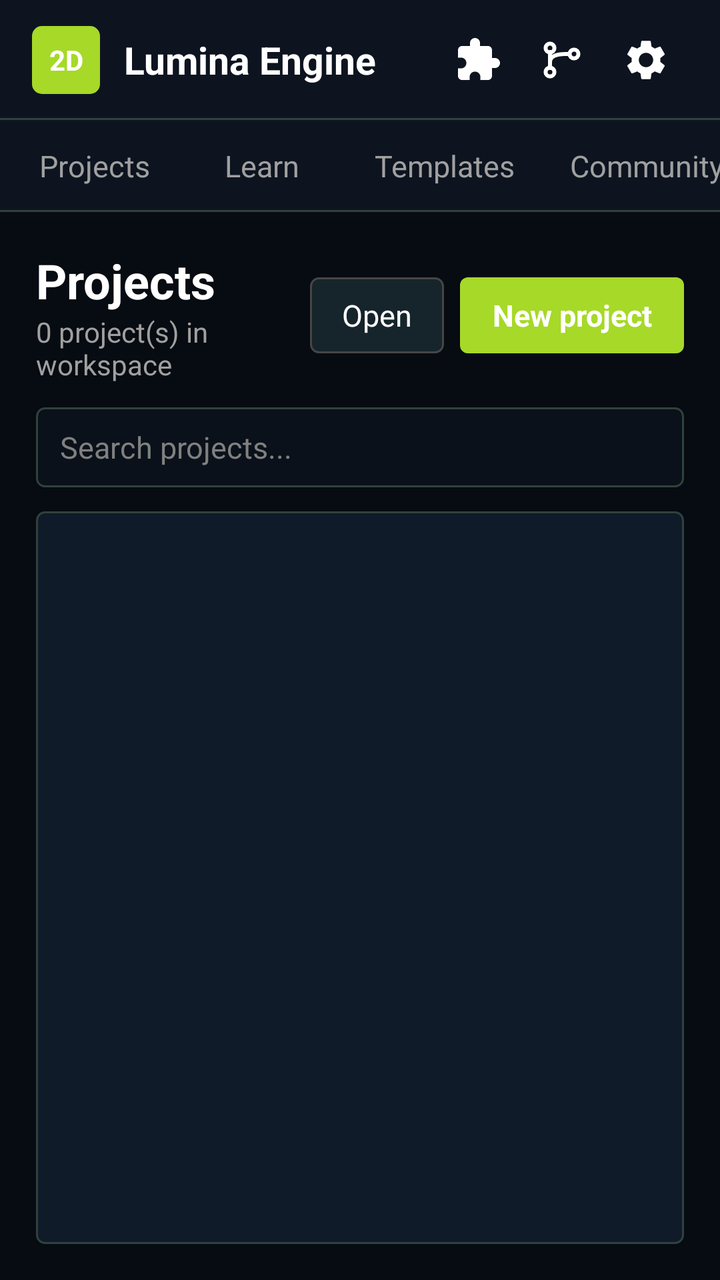
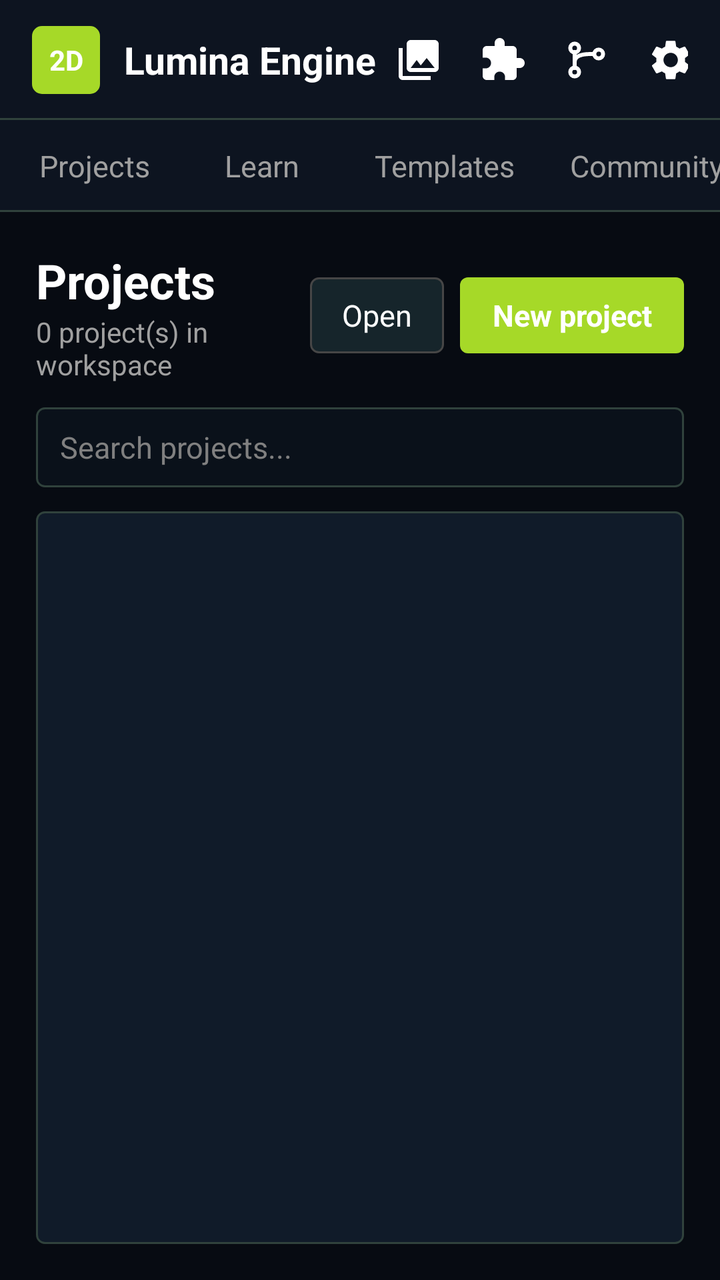

Two renders of the same Android screen: before a commit and after it. Below are the layout's source before the change and the commit's diff.
<!-- AndroidManifest.xml: application theme AppTheme -->
<!-- res/layout/home_screen.xml -->
<?xml version="1.0" encoding="utf-8"?>
<LinearLayout xmlns:android="http://schemas.android.com/apk/res/android"
    xmlns:ads="http://schemas.android.com/apk/res-auto"
    android:layout_width="match_parent"
    android:layout_height="match_parent"
    android:background="@color/home_bg"
    android:clickable="true"
    android:focusable="true"
    android:orientation="vertical">

    
    <LinearLayout
        android:layout_width="match_parent"
        android:layout_height="60dp"
        android:background="@drawable/home_header_bg"
        android:gravity="center_vertical"
        android:orientation="horizontal"
        android:paddingStart="16dp"
        android:paddingEnd="16dp">

        <TextView
            android:layout_width="34dp"
            android:layout_height="34dp"
            android:background="@drawable/home_logo_bg"
            android:gravity="center"
            android:text="2D"
            android:textColor="@color/home_text"
            android:textSize="14sp"
            android:textStyle="bold" />

        <TextView
            android:layout_width="wrap_content"
            android:layout_height="wrap_content"
            android:layout_marginStart="12dp"
            android:text="Lumina Engine"
            android:textColor="@color/home_text"
            android:textSize="19sp"
            android:textStyle="bold" />

        <View
            android:layout_width="0dp"
            android:layout_height="1dp"
            android:layout_weight="1" />

        <ImageView
            android:id="@+id/home_blocks"
            android:layout_width="42dp"
            android:layout_height="42dp"
            android:background="?android:attr/selectableItemBackgroundBorderless"
            android:contentDescription="Block creator"
            android:padding="9dp"
            android:src="@drawable/ic_lumina_blocks"
            android:tint="@color/home_text" />

        <ImageView
            android:id="@+id/home_clone"
            android:layout_width="42dp"
            android:layout_height="42dp"
            android:background="?android:attr/selectableItemBackgroundBorderless"
            android:contentDescription="Clone from GitHub"
            android:padding="9dp"
            android:src="@drawable/ic_lumina_git"
            android:tint="@color/home_text" />

        <ImageView
            android:id="@+id/home_gear"
            android:layout_width="42dp"
            android:layout_height="42dp"
            android:background="?android:attr/selectableItemBackgroundBorderless"
            android:contentDescription="Settings"
            android:padding="9dp"
            android:src="@drawable/ic_lumina_settings"
            android:tint="@color/home_text" />
    </LinearLayout>

    
    <HorizontalScrollView
        android:layout_width="match_parent"
        android:layout_height="wrap_content"
        android:background="@drawable/home_header_bg"
        android:fillViewport="true"
        android:scrollbars="none">

        <LinearLayout
            android:id="@+id/home_tabs"
            android:layout_width="match_parent"
            android:layout_height="wrap_content"
            android:orientation="horizontal"
            android:padding="5dp">

            <TextView android:id="@+id/tab_projects" style="@style/HomeTab" android:text="Projects" />
            <TextView android:id="@+id/tab_learn" style="@style/HomeTab" android:text="Learn" />
            <TextView android:id="@+id/tab_templates" style="@style/HomeTab" android:text="Templates" />
            <TextView android:id="@+id/tab_community" style="@style/HomeTab" android:text="Community" />
            <TextView android:id="@+id/tab_settings" style="@style/HomeTab" android:text="Settings" />
        </LinearLayout>
    </HorizontalScrollView>

    <FrameLayout
        android:layout_width="match_parent"
        android:layout_height="0dp"
        android:layout_weight="1">

        
        <LinearLayout
            android:id="@+id/page_projects"
            android:layout_width="match_parent"
            android:layout_height="match_parent"
            android:orientation="vertical"
            android:padding="18dp">

            <LinearLayout
                android:layout_width="match_parent"
                android:layout_height="wrap_content"
                android:gravity="center_vertical"
                android:orientation="horizontal">

                <LinearLayout
                    android:layout_width="0dp"
                    android:layout_height="wrap_content"
                    android:layout_weight="1"
                    android:orientation="vertical">

                    <TextView style="@style/HomePageTitle" android:text="Projects" />

                    <TextView
                        android:id="@+id/projects_count"
                        style="@style/HomePageSubtitle"
                        android:text="0 project(s) in workspace" />
                </LinearLayout>

                <TextView
                    android:id="@+id/btn_open"
                    style="@style/HomeButton.Secondary"
                    android:layout_marginEnd="8dp"
                    android:text="Open" />

                <TextView
                    android:id="@+id/btn_new_project"
                    style="@style/HomeButton.Primary"
                    android:text="New project" />
            </LinearLayout>

            <EditText
                android:id="@+id/projects_search"
                android:layout_width="match_parent"
                android:layout_height="40dp"
                android:layout_marginTop="12dp"
                android:background="@drawable/home_input_bg"
                android:hint="Search projects..."
                android:imeOptions="actionSearch"
                android:inputType="text"
                android:paddingStart="12dp"
                android:paddingEnd="12dp"
                android:textColor="@color/home_text"
                android:textColorHint="@color/home_text_muted"
                android:textSize="15sp" />

            <FrameLayout
                android:layout_width="match_parent"
                android:layout_height="match_parent"
                android:layout_marginTop="12dp"
                android:background="@drawable/home_list_bg"
                android:padding="1dp">

                <ScrollView
                    android:layout_width="match_parent"
                    android:layout_height="match_parent">

                    <LinearLayout
                        android:id="@+id/projects_list"
                        android:layout_width="match_parent"
                        android:layout_height="wrap_content"
                        android:orientation="vertical" />
                </ScrollView>

                <TextView
                    android:id="@+id/projects_empty"
                    android:layout_width="wrap_content"
                    android:layout_height="wrap_content"
                    android:layout_gravity="center"
                    android:text="No projects yet"
                    android:textColor="@color/home_text_muted"
                    android:textSize="15sp"
                    android:visibility="gone" />
            </FrameLayout>
        </LinearLayout>

        
        <ScrollView
            android:id="@+id/page_templates"
            android:layout_width="match_parent"
            android:layout_height="match_parent"
            android:visibility="gone">

            <LinearLayout
                android:id="@+id/templates_list"
                android:layout_width="match_parent"
                android:layout_height="wrap_content"
                android:orientation="vertical"
                android:padding="18dp">

                <TextView style="@style/HomePageTitle" android:text="Templates &amp; Examples" />

                <TextView
                    style="@style/HomePageSubtitle"
                    android:layout_marginBottom="6dp"
                    android:text="Jumpstart your game with ready-to-run starter projects and engine features" />
            </LinearLayout>
        </ScrollView>

        
        <ScrollView
            android:id="@+id/page_learn"
            android:layout_width="match_parent"
            android:layout_height="match_parent"
            android:visibility="gone">

            <LinearLayout
                android:id="@+id/learn_list"
                android:layout_width="match_parent"
                android:layout_height="wrap_content"
                android:orientation="vertical"
                android:padding="18dp">

                <LinearLayout
                    android:layout_width="wrap_content"
                    android:layout_height="wrap_content"
                    android:gravity="center_vertical"
                    android:orientation="horizontal">

                    <TextView style="@style/HomePageTitle" android:text="Learn by making games" />

                    <TextView
                        android:id="@+id/learn_experimental"
                        android:layout_width="wrap_content"
                        android:layout_height="wrap_content"
                        android:layout_marginStart="10dp"
                        android:background="@drawable/home_badge_experimental"
                        android:paddingStart="10dp"
                        android:paddingTop="3dp"
                        android:paddingEnd="10dp"
                        android:paddingBottom="3dp"
                        android:text="(Experimental)"
                        android:textColor="#FFB74D"
                        android:textSize="12sp"
                        android:textStyle="bold" />
                </LinearLayout>

                <TextView
                    style="@style/HomePageSubtitle"
                    android:layout_marginBottom="6dp"
                    android:text="Interactive tutorials guide every tap, step by step" />
            </LinearLayout>
        </ScrollView>

        
        <ScrollView
            android:id="@+id/page_community"
            android:layout_width="match_parent"
            android:layout_height="match_parent"
            android:visibility="gone">

            <LinearLayout
                android:id="@+id/community_list"
                android:layout_width="match_parent"
                android:layout_height="wrap_content"
                android:orientation="vertical"
                android:padding="18dp">

                <TextView style="@style/HomePageTitle" android:text="Community &amp; Support" />

                <TextView
                    style="@style/HomePageSubtitle"
                    android:text="Connect with the Lumina Engine developer community across the globe" />

                <LinearLayout
                    android:layout_width="match_parent"
                    android:layout_height="wrap_content"
                    android:layout_marginTop="18dp"
                    android:layout_marginBottom="8dp"
                    android:background="@drawable/home_donate_bg"
                    android:gravity="center_vertical"
                    android:orientation="horizontal"
                    android:padding="14dp">

                    <LinearLayout
                        android:layout_width="0dp"
                        android:layout_height="wrap_content"
                        android:layout_weight="1"
                        android:orientation="vertical">

                        <TextView
                            android:layout_width="wrap_content"
                            android:layout_height="wrap_content"
                            android:text="💖 Support Engine Development"
                            android:textColor="@color/home_text"
                            android:textSize="17sp"
                            android:textStyle="bold" />

                        <TextView
                            android:layout_width="wrap_content"
                            android:layout_height="wrap_content"
                            android:layout_marginTop="2dp"
                            android:text="Lumina Engine is developed with passion. Help keep updates and features coming!"
                            android:textColor="@color/home_text_secondary"
                            android:textSize="13sp" />
                    </LinearLayout>

                    <TextView
                        android:id="@+id/btn_donate"
                        style="@style/HomeButton.Primary"
                        android:layout_marginStart="10dp"
                        android:text="Donate" />
                </LinearLayout>
            </LinearLayout>
        </ScrollView>

        
        <ScrollView
            android:id="@+id/page_settings"
            android:layout_width="match_parent"
            android:layout_height="match_parent"
            android:visibility="gone">

            <LinearLayout
                android:layout_width="match_parent"
                android:layout_height="wrap_content"
                android:orientation="vertical"
                android:padding="18dp">

                <TextView style="@style/HomePageTitle" android:text="Engine Settings" />

                <TextView
                    style="@style/HomePageSubtitle"
                    android:text="Configure editor behaviors, code generation, and preferences" />

                <LinearLayout
                    android:layout_width="match_parent"
                    android:layout_height="wrap_content"
                    android:layout_marginTop="18dp"
                    android:background="@drawable/home_card_bg"
                    android:orientation="vertical"
                    android:padding="16dp">

                    <TextView
                        android:layout_width="wrap_content"
                        android:layout_height="wrap_content"
                        android:text="EDITOR &amp; COMPILER"
                        android:textColor="@color/home_text_muted"
                        android:textSize="13sp"
                        android:textStyle="bold" />

                    <TextView style="@style/HomeFieldLabel" android:text="Interface Language" />

                    <FrameLayout
                        android:layout_width="match_parent"
                        android:layout_height="wrap_content">

                        <Spinner
                            android:id="@+id/setting_language"
                            style="@style/HomeSpinner" />

                        <TextView
                            android:layout_width="wrap_content"
                            android:layout_height="wrap_content"
                            android:layout_gravity="end|center_vertical"
                            android:layout_marginEnd="14dp"
                            android:text="▾"
                            android:textColor="@color/home_text_secondary"
                            android:textSize="16sp" />
                    </FrameLayout>

                    <TextView style="@style/HomeFieldLabel" android:text="Java Compiler Backend" />

                    <FrameLayout
                        android:layout_width="match_parent"
                        android:layout_height="wrap_content">

                        <Spinner
                            android:id="@+id/setting_compiler"
                            style="@style/HomeSpinner" />

                        <TextView
                            android:layout_width="wrap_content"
                            android:layout_height="wrap_content"
                            android:layout_gravity="end|center_vertical"
                            android:layout_marginEnd="14dp"
                            android:text="▾"
                            android:textColor="@color/home_text_secondary"
                            android:textSize="16sp" />
                    </FrameLayout>

                    <androidx.appcompat.widget.SwitchCompat
                        android:id="@+id/setting_completion"
                        style="@style/HomeSwitch"
                        android:layout_marginTop="18dp"
                        android:text="Script Code Completion" />

                    <androidx.appcompat.widget.SwitchCompat
                        android:id="@+id/setting_autosave"
                        style="@style/HomeSwitch"
                        android:text="Automatic Scene Saving" />

                    <androidx.appcompat.widget.SwitchCompat
                        android:id="@+id/setting_undo"
                        style="@style/HomeSwitch"
                        android:text="Persist Undo/Redo History" />

                    <androidx.appcompat.widget.SwitchCompat
                        android:id="@+id/setting_ads"
                        style="@style/HomeSwitch"
                        android:text="Show ads" />
                </LinearLayout>
            </LinearLayout>
        </ScrollView>
    </FrameLayout>

    
    <LinearLayout
        android:id="@+id/home_ad_container"
        android:layout_width="match_parent"
        android:layout_height="wrap_content"
        android:background="@color/home_bg"
        android:orientation="vertical"
        android:paddingStart="8dp"
        android:paddingEnd="8dp"
        android:paddingBottom="6dp"
        android:visibility="gone">

        <LinearLayout
            android:layout_width="match_parent"
            android:layout_height="22dp"
            android:gravity="center_vertical"
            android:orientation="horizontal">

            <TextView
                android:layout_width="wrap_content"
                android:layout_height="wrap_content"
                android:text="Ad"
                android:textColor="@color/home_text_muted"
                android:textSize="10sp" />

            <View
                android:layout_width="0dp"
                android:layout_height="1dp"
                android:layout_weight="1" />

            <TextView
                android:id="@+id/home_ad_hide"
                android:layout_width="wrap_content"
                android:layout_height="match_parent"
                android:background="?android:attr/selectableItemBackgroundBorderless"
                android:gravity="center_vertical"
                android:paddingStart="10dp"
                android:paddingEnd="4dp"
                android:text="Hide ad"
                android:textColor="@color/home_text_secondary"
                android:textSize="10sp" />
        </LinearLayout>

        <com.google.android.gms.ads.AdView
            android:id="@+id/home_ad_banner"
            android:layout_width="wrap_content"
            android:layout_height="wrap_content"
            android:layout_gravity="center_horizontal"
            android:background="@android:color/transparent"
            ads:adSize="BANNER"
            ads:adUnitId="ca-app-pub-5858301436237272/3433751966" />
    </LinearLayout>
</LinearLayout>
<!-- resources referenced by this layout -->
<resources>
  <color name="home_bg">#FF070B12</color>
  <color name="home_text">#FFFFFFFF</color>
  <color name="home_text_muted">#FF808080</color>
  <color name="home_text_secondary">#FFA0A0A0</color>
  <!-- drawable home_logo_bg (drawable) -->
  <?xml version="1.0" encoding="utf-8"?>
  <shape xmlns:android="http://schemas.android.com/apk/res/android" android:shape="rectangle">
      <solid android:color="@color/home_accent" />
      <corners android:radius="5dp" />
  </shape>
  <style name="HomeButton.Primary">
          <item name="android:background">@drawable/home_btn_primary</item>
          <item name="android:textStyle">bold</item>
      </style>
  <style name="HomeButton.Secondary">
          <item name="android:background">@drawable/home_btn_secondary</item>
      </style>
  <style name="HomePageSubtitle">
          <item name="android:layout_width">wrap_content</item>
          <item name="android:layout_height">wrap_content</item>
          <item name="android:textColor">@color/home_text_secondary</item>
          <item name="android:textSize">14sp</item>
      </style>
  <style name="HomeSwitch">
          <item name="android:layout_width">match_parent</item>
          <item name="android:layout_height">48dp</item>
          <item name="android:textColor">@color/home_text</item>
          <item name="android:textSize">16sp</item>
      </style>
  <color name="home_surface">#FF101B29</color>
  <color name="home_border">#FF30423C</color>
  <color name="home_accent">#FFA6D928</color>
  <color name="home_header">#FF0D1420</color>
  <color name="home_input">#FF0A111A</color>
  <color name="md_theme_light_primary">#4D6B00</color>
  <color name="md_theme_light_onPrimary">#FFFFFF</color>
  <color name="md_theme_light_primaryContainer">#FFDCC5</color>
  <color name="md_theme_light_onPrimaryContainer">#301400</color>
  <color name="md_theme_light_secondary">#755945</color>
  <color name="md_theme_light_onSecondary">#FFFFFF</color>
  <color name="md_theme_light_secondaryContainer">#FFDCC5</color>
  <color name="md_theme_light_onSecondaryContainer">#2A1708</color>
  <color name="md_theme_light_tertiary">#5E6135</color>
  <color name="md_theme_light_onTertiary">#FFFFFF</color>
  <color name="md_theme_light_tertiaryContainer">#E3E6AF</color>
  <color name="md_theme_light_onTertiaryContainer">#1B1D00</color>
  <color name="md_theme_light_error">#BA1A1A</color>
  <color name="md_theme_light_errorContainer">#FFDAD6</color>
  <color name="md_theme_light_onError">#FFFFFF</color>
  <color name="md_theme_light_onErrorContainer">#410002</color>
  <color name="md_theme_light_background">#F7FBEA</color>
  <color name="md_theme_light_onBackground">#201A17</color>
  <color name="md_theme_light_surface">#FFFBFF</color>
  <color name="md_theme_light_onSurface">#201A17</color>
  <color name="md_theme_light_surfaceVariant">#F3DFD2</color>
  <color name="md_theme_light_onSurfaceVariant">#52443B</color>
  <color name="md_theme_light_outline">#84746A</color>
  <color name="md_theme_light_inverseOnSurface">#FBEEE8</color>
  <color name="md_theme_light_inverseSurface">#362F2B</color>
  <color name="md_theme_light_inversePrimary">#FFB781</color>
  <color name="home_accent_dark">#FF719800</color>
  <color name="home_button">#FF16252B</color>
  <!-- unchanged entries left out for length: 16 -->
</resources>

<!-- the commit's change to res/layout/home_screen.xml (unified diff, before → after) -->
@@ -41,6 +41,16 @@
             android:layout_width="0dp"
             android:layout_height="1dp"
             android:layout_weight="1" />
+
+        <ImageView
+            android:id="@+id/home_store"
+            android:layout_width="42dp"
+            android:layout_height="42dp"
+            android:background="?android:attr/selectableItemBackgroundBorderless"
+            android:contentDescription="Store"
+            android:padding="9dp"
+            android:src="@drawable/ic_lumina_collections"
+            android:tint="@color/home_text" />
 
         <ImageView
             android:id="@+id/home_blocks"
<!-- resource entries referenced after the edit -->
@@ -10,6 +10,14 @@
       <solid android:color="@color/home_accent" />
       <corners android:radius="5dp" />
   </shape>
+  <!-- drawable ic_lumina_collections (drawable) -->
+  <?xml version="1.0" encoding="utf-8"?>
+  <vector xmlns:android="http://schemas.android.com/apk/res/android"
+      android:width="24dp" android:height="24dp"
+      android:viewportWidth="24" android:viewportHeight="24"
+      android:tint="?android:attr/textColorPrimary">
+      <path android:fillColor="#FFFFFFFF" android:pathData="M22,16V4c0,-1.1 -0.9,-2 -2,-2H8c-1.1,0 -2,0.9 -2,2v12c0,1.1 0.9,2 2,2h12c1.1,0 2,-0.9 2,-2zM11,12l2.03,2.71L16,11l4,5H8l3,-4zM2,6v14c0,1.1 0.9,2 2,2h14v-2H4V6H2z"/>
+  </vector>
   <style name="HomeButton.Primary">
           <item name="android:background">@drawable/home_btn_primary</item>
           <item name="android:textStyle">bold</item>
